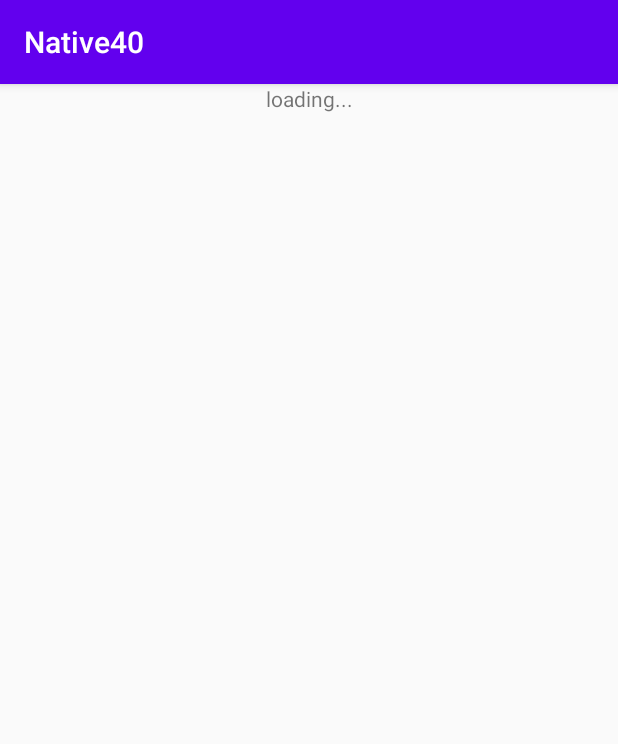
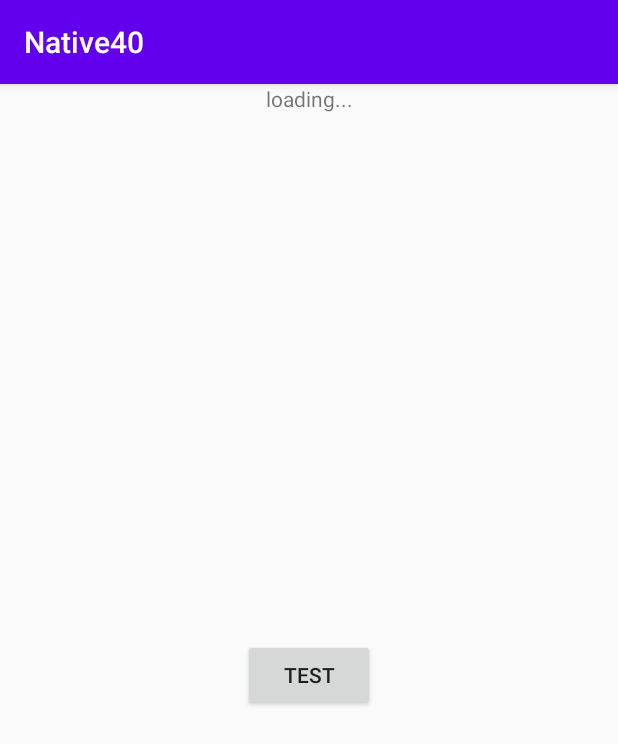
Before and after one commit to yono-ms/Native40, an Android app: the screen it shows after launch (MainActivity), after a tap on "OK", on a phone screen of 412 x 824 dp. Shown: the top 744 px of the screen. Run offline under Robolectric (Android 15) with nearby library versions, the phone set to English and light mode, and no system bars; our stand-ins replace data binding; libraries missing offline, so code that uses them is left out: org.slf4j; 12 statements that could not run were skipped.

```diff
--- a/app/src/main/java/com/example/native40/BaseFragment.kt
+++ b/app/src/main/java/com/example/native40/BaseFragment.kt
@@ -6,6 +6,7 @@ package com.example.native40
 
 import android.content.Intent
 import androidx.fragment.app.Fragment
+import androidx.fragment.app.activityViewModels
 import androidx.lifecycle.Observer
 import org.slf4j.Logger
 import org.slf4j.LoggerFactory
@@ -14,6 +15,8 @@ open class BaseFragment : Fragment() {
     val logger: Logger by lazy {
         LoggerFactory.getLogger(javaClass.simpleName)
     }
+
+    val mainViewModel by activityViewModels<MainViewModel>()
 
     fun initBaseFragment(viewModel: BaseViewModel) {
         logger.info("initBaseFragment vm=$viewModel")
--- a/app/src/main/java/com/example/native40/HomeFragment.kt
+++ b/app/src/main/java/com/example/native40/HomeFragment.kt
@@ -9,7 +9,6 @@ import android.view.LayoutInflater
 import android.view.View
 import android.view.ViewGroup
 import androidx.databinding.DataBindingUtil
-import androidx.fragment.app.activityViewModels
 import androidx.lifecycle.ViewModelProvider
 import com.example.native40.databinding.HomeFragmentBinding
 
@@ -19,13 +18,11 @@ class HomeFragment : BaseFragment() {
         fun newInstance() = HomeFragment()
     }
 
-    private val viewModel: HomeViewModel by lazy {
+    private val viewModel by lazy {
         ViewModelProvider(this)[HomeViewModel::class.java].also {
             initBaseFragment(it)
         }
     }
-
-    private val mainViewModel by activityViewModels<MainViewModel>()
 
     override fun onCreateView(
         inflater: LayoutInflater, container: ViewGroup?,
@@ -40,6 +37,9 @@ class HomeFragment : BaseFragment() {
         ).also {
             it.viewModel = viewModel
             it.lifecycleOwner = viewLifecycleOwner
+            it.button.setOnClickListener {
+                viewModel.onClick(mainViewModel)
+            }
         }
         return binding.root
     }
--- a/app/src/main/java/com/example/native40/HomeViewModel.kt
+++ b/app/src/main/java/com/example/native40/HomeViewModel.kt
@@ -4,4 +4,16 @@
 
 package com.example.native40
 
-class HomeViewModel : BaseViewModel()
+import androidx.lifecycle.viewModelScope
+import kotlinx.coroutines.delay
+import kotlinx.coroutines.launch
+
+class HomeViewModel : BaseViewModel() {
+    fun onClick(mainViewModel: MainViewModel) {
+        viewModelScope.launch {
+            mainViewModel.busy.value = true
+            delay(2000)
+            mainViewModel.busy.value = false
+        }
+    }
+}
--- a/app/src/main/java/com/example/native40/MainActivity.kt
+++ b/app/src/main/java/com/example/native40/MainActivity.kt
@@ -18,7 +18,7 @@ class MainActivity : AppCompatActivity() {
         private val logger: Logger = LoggerFactory.getLogger(MainActivity::class.java.simpleName)
     }
 
-    private val viewModel: MainViewModel by lazy {
+    private val viewModel by lazy {
         ViewModelProvider(this)[MainViewModel::class.java]
     }
 
--- a/app/src/main/java/com/example/native40/MainViewModel.kt
+++ b/app/src/main/java/com/example/native40/MainViewModel.kt
@@ -10,4 +10,5 @@ import androidx.lifecycle.MutableLiveData
 
 class MainViewModel(application: Application) : AndroidViewModel(application) {
     val headerText = MutableLiveData("loading...")
+    val busy = MutableLiveData(false)
 }
--- a/app/src/main/java/com/example/native40/StartFragment.kt
+++ b/app/src/main/java/com/example/native40/StartFragment.kt
@@ -10,7 +10,6 @@ import android.view.LayoutInflater
 import android.view.View
 import android.view.ViewGroup
 import androidx.databinding.DataBindingUtil
-import androidx.fragment.app.activityViewModels
 import androidx.lifecycle.ViewModelProvider
 import com.example.native40.databinding.StartFragmentBinding
 
@@ -20,13 +19,11 @@ class StartFragment : BaseFragment() {
         fun newInstance() = StartFragment()
     }
 
-    private val viewModel: StartViewModel by lazy {
+    private val viewModel by lazy {
         ViewModelProvider(this)[StartViewModel::class.java].also {
             initBaseFragment(it)
         }
     }
-
-    private val mainViewModel by activityViewModels<MainViewModel>()
 
     override fun onCreateView(
         inflater: LayoutInflater, container: ViewGroup?,
--- a/app/src/main/java/com/example/native40/StartViewModel.kt
+++ b/app/src/main/java/com/example/native40/StartViewModel.kt
@@ -13,7 +13,7 @@ import kotlinx.coroutines.launch
 
 class StartViewModel : BaseViewModel() {
 
-    val progressInt: MutableLiveData<Int> by lazy { MutableLiveData(0) }
+    private val progressInt: MutableLiveData<Int> by lazy { MutableLiveData(0) }
     val progress: LiveData<String> = Transformations.map(progressInt) {
         "$it"
     }
--- a/app/src/main/res/layout/activity_main.xml
+++ b/app/src/main/res/layout/activity_main.xml
@@ -1,5 +1,4 @@
-<?xml version="1.0" encoding="utf-8"?>
-<!--
+<?xml version="1.0" encoding="utf-8"?><!--
   ~ Copyright (c) 2020. yono-ms
   -->
 
@@ -8,6 +7,8 @@
     xmlns:tools="http://schemas.android.com/tools">
 
     <data>
+
+        <import type="android.view.View" />
 
         <variable
             name="viewModel"
@@ -26,7 +27,8 @@
             android:text="@{viewModel.headerText}"
             app:layout_constraintLeft_toLeftOf="parent"
             app:layout_constraintRight_toRightOf="parent"
-            app:layout_constraintTop_toTopOf="parent" />
+            app:layout_constraintTop_toTopOf="parent"
+            tools:text="Header" />
 
         <FrameLayout
             android:id="@+id/frameLayoutContent"
@@ -39,5 +41,27 @@
 
         </FrameLayout>
 
+        <FrameLayout
+            android:id="@+id/frameLayoutProgress"
+            android:layout_width="0dp"
+            android:layout_height="0dp"
+            android:background="#40000000"
+            android:clickable="true"
+            android:focusable="true"
+            android:visibility="@{viewModel.busy ? View.VISIBLE : View.GONE}"
+            app:layout_constraintBottom_toBottomOf="parent"
+            app:layout_constraintEnd_toEndOf="parent"
+            app:layout_constraintStart_toStartOf="parent"
+            app:layout_constraintTop_toTopOf="parent"
+            tools:visibility="visible">
+
+            <ProgressBar
+                android:id="@+id/progressBar"
+                style="?android:attr/progressBarStyle"
+                android:layout_width="wrap_content"
+                android:layout_height="wrap_content"
+                android:layout_gravity="center" />
+        </FrameLayout>
+
     </androidx.constraintlayout.widget.ConstraintLayout>
 </layout>
--- a/app/src/main/res/layout/home_fragment.xml
+++ b/app/src/main/res/layout/home_fragment.xml
@@ -1,7 +1,9 @@
 <?xml version="1.0" encoding="utf-8"?><!--
   ~ Copyright (c) 2020. yono-ms
   -->
-<layout>
+<layout xmlns:android="http://schemas.android.com/apk/res/android"
+    xmlns:app="http://schemas.android.com/apk/res-auto"
+    xmlns:tools="http://schemas.android.com/tools">
 
     <data>
 
@@ -10,16 +12,20 @@
             type="com.example.native40.HomeViewModel" />
     </data>
 
-    <FrameLayout xmlns:android="http://schemas.android.com/apk/res/android"
-        xmlns:tools="http://schemas.android.com/tools"
+    <androidx.constraintlayout.widget.ConstraintLayout
+        android:id="@+id/constraintLayout"
         android:layout_width="match_parent"
         android:layout_height="match_parent"
         tools:context=".HomeFragment">
 
-        <TextView
-            android:layout_width="match_parent"
-            android:layout_height="match_parent"
-            android:text="" />
-
-    </FrameLayout>
+        <Button
+            android:id="@+id/button"
+            android:layout_width="wrap_content"
+            android:layout_height="wrap_content"
+            android:text="@string/button_test"
+            app:layout_constraintBottom_toBottomOf="parent"
+            app:layout_constraintEnd_toEndOf="parent"
+            app:layout_constraintStart_toStartOf="parent"
+            app:layout_constraintTop_toTopOf="parent" />
+    </androidx.constraintlayout.widget.ConstraintLayout>
 </layout>
--- a/app/src/main/res/values/strings.xml
+++ b/app/src/main/res/values/strings.xml
@@ -5,4 +5,5 @@
 <resources>
     <string name="app_name">Native40</string>
     <string name="button_ok">OK</string>
+    <string name="button_test">TEST</string>
 </resources>
```
